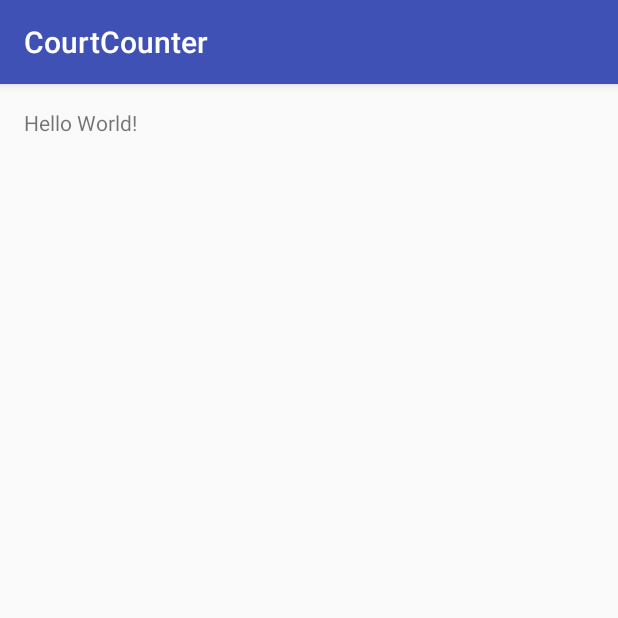
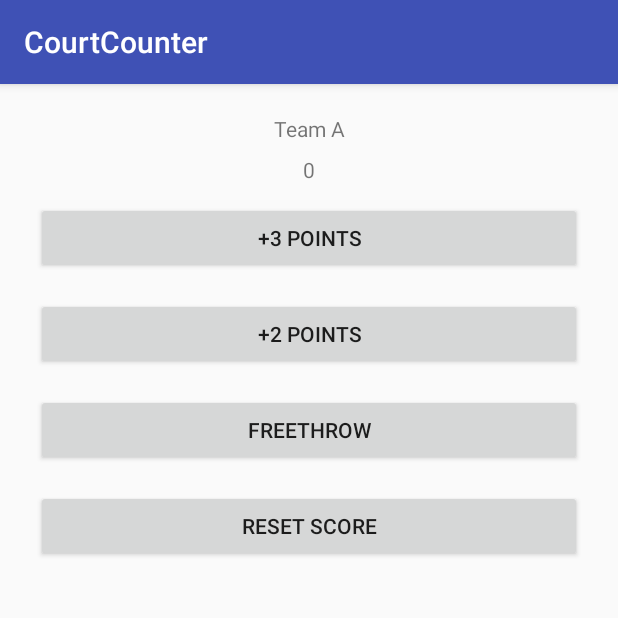
Before and after one commit to ndw6152/udacity_androidDevBeginner, an Android app: the screen it shows after launch (MainActivity), on a phone screen of 412 x 824 dp, the top half of it. Run offline under Robolectric (Android 15) with nearby library versions, the phone set to English and light mode, and no system bars.

Commit message:
Added all the buttons needed for scoring 3,2,1 pts for Team A

```diff
--- a/Project1/app/src/main/java/com/udacity/anonealio/courtcounter/MainActivity.java
+++ b/Project1/app/src/main/java/com/udacity/anonealio/courtcounter/MainActivity.java
@@ -2,12 +2,48 @@ package com.udacity.anonealio.courtcounter;
 
 import android.support.v7.app.AppCompatActivity;
 import android.os.Bundle;
+import android.view.View;
+import android.widget.Button;
+import android.widget.TextView;
 
 public class MainActivity extends AppCompatActivity {
+
+    private int score = 0;
 
     @Override
     protected void onCreate(Bundle savedInstanceState) {
         super.onCreate(savedInstanceState);
         setContentView(R.layout.activity_main);
     }
+
+    /**
+     * Displays the given score for Team A.
+     */
+    public void displayForTeamA(int score) {
+        TextView scoreView = (TextView) findViewById(R.id.teamA_score_text_view);
+        scoreView.setText(String.valueOf(score));
+    }
+
+    /// Code for buttons
+    public void threePointButtonClick(View view) {
+        score += 3;
+        displayForTeamA(score);
+    }
+
+    public void twoPointButtonClick(View view) {
+        score += 2;
+        displayForTeamA(score);
+    }
+
+    public void freeThrowButtonClick(View view) {
+        score += 1;
+        displayForTeamA(score);
+    }
+
+    public void resetOnClick(View view) {
+        score = 0;
+        displayForTeamA(score);
+    }
+
+
 }
--- a/Project1/app/src/main/res/layout/activity_main.xml
+++ b/Project1/app/src/main/res/layout/activity_main.xml
@@ -1,9 +1,10 @@
 <?xml version="1.0" encoding="utf-8"?>
-<RelativeLayout xmlns:android="http://schemas.android.com/apk/res/android"
+<LinearLayout xmlns:android="http://schemas.android.com/apk/res/android"
     xmlns:tools="http://schemas.android.com/tools"
     android:id="@+id/activity_main"
     android:layout_width="match_parent"
     android:layout_height="match_parent"
+    android:orientation="vertical"
     android:paddingBottom="@dimen/activity_vertical_margin"
     android:paddingLeft="@dimen/activity_horizontal_margin"
     android:paddingRight="@dimen/activity_horizontal_margin"
@@ -11,7 +12,50 @@
     tools:context="com.udacity.anonealio.courtcounter.MainActivity">
 
     <TextView
-        android:layout_width="wrap_content"
+        android:id="@+id/teamA_text_view"
+        android:layout_width="match_parent"
         android:layout_height="wrap_content"
-        android:text="Hello World!" />
-</RelativeLayout>
+        android:gravity="center_horizontal"
+        android:padding="4dp"
+        android:text="Team A" />
+    <TextView
+
+        android:id="@+id/teamA_score_text_view"
+        android:layout_width="match_parent"
+        android:layout_height="wrap_content"
+        android:gravity="center_horizontal"
+        android:padding="4dp"
+        android:text="0" />
+    <Button
+        android:id="@+id/threePoint_button"
+        android:layout_width="match_parent"
+        android:layout_height="wrap_content"
+        android:onClick="threePointButtonClick"
+        android:text="+3 Points"
+        android:layout_margin="8dp"/>
+
+    <Button
+        android:id="@+id/twoPoint_button"
+        android:layout_width="match_parent"
+        android:layout_height="wrap_content"
+        android:onClick="twoPointButtonClick"
+        android:layout_margin="8dp"
+        android:text="+2 Points" />
+
+    <Button
+        android:id="@+id/freeThrow_button"
+        android:layout_width="match_parent"
+        android:layout_height="wrap_content"
+        android:onClick="freeThrowButtonClick"
+        android:layout_margin="8dp"
+        android:text="FreeThrow" />
+
+    <Button
+        android:id="@+id/reset_button"
+        android:layout_width="match_parent"
+        android:layout_height="wrap_content"
+        android:onClick="resetOnClick"
+        android:layout_margin="8dp"
+        android:text="Reset Score" />
+
+</LinearLayout>
```
